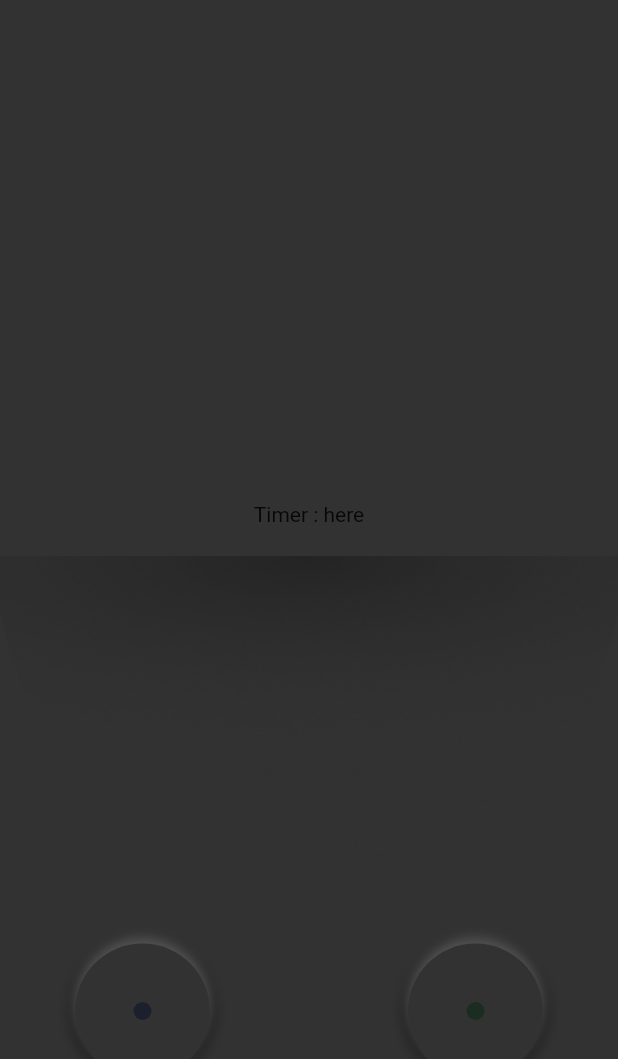
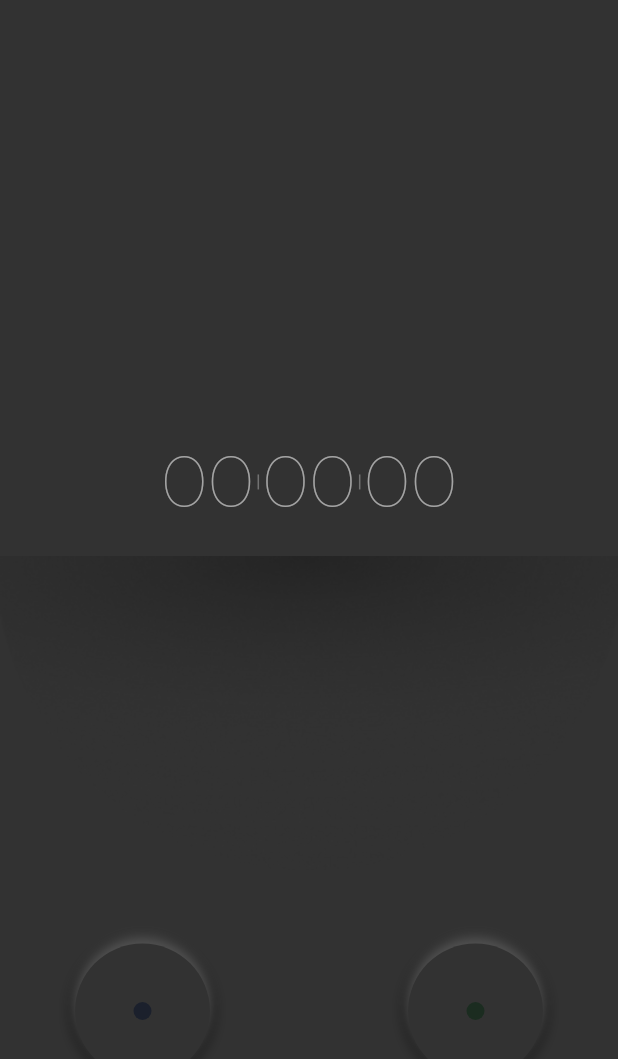
Before and after one commit to MbIXjkee/flutter-webinar-tracker, a Flutter app: the screen it shows after launch, on a phone screen of 412 x 824 dp. Shown: the top 1059 px of the screen. Run offline on Flutter 3.47's test engine with Material 2 defaults, Android fonts, the phone set to English and light mode, and no system bars.

Commit message:
Timer ready

```diff
--- a/tracker/lib/ui/screen/timer_screen.dart
+++ b/tracker/lib/ui/screen/timer_screen.dart
@@ -1,9 +1,11 @@
 import 'package:flutter/cupertino.dart';
 import 'package:flutter/material.dart';
+import 'package:tracker/domain/timer.dart';
 import 'package:tracker/logic/timer_bloc.dart';
 import 'package:tracker/ui/res/assets.dart';
 import 'package:tracker/ui/res/colors.dart';
 import 'package:tracker/ui/widget/timer-button.dart';
+import 'package:tracker/ui/widget/timer-widget.dart';
 
 /// Screen with timers
 class TimerScreen extends StatefulWidget {
@@ -116,7 +118,15 @@ class _TimerScreenState extends State<TimerScreen> {
   }
 
   Widget _buildTimer() {
-    return Text("Timer : here");
+    var currentTimer = widget.timerBloc.current;
+    return StreamBuilder(
+      key: ObjectKey(currentTimer),
+      stream: currentTimer.onUpdateStream,
+      builder: (context, AsyncSnapshot<TimerDataProvider> snapshot) =>
+          TimerWidget(
+        timerData: snapshot.data,
+      ),
+    );
   }
 
   void _firstPressed() {
--- /dev/null
+++ b/tracker/lib/ui/widget/timer-widget.dart
@@ -0,0 +1,61 @@
+import 'package:flutter/cupertino.dart';
+import 'package:intl/intl.dart';
+import 'package:tracker/domain/timer.dart';
+import 'package:tracker/ui/res/colors.dart';
+
+class TimerWidget extends StatefulWidget {
+  final TimerDataProvider timerData;
+
+  const TimerWidget({
+    Key key,
+    @required this.timerData,
+  }) : super(key: key);
+
+  @override
+  _TimerWidgetState createState() => _TimerWidgetState();
+}
+
+class _TimerWidgetState extends State<TimerWidget> {
+  final _format = NumberFormat('00');
+
+  @override
+  Widget build(BuildContext context) {
+    var data = widget.timerData;
+    var h = data?.hours ?? 0;
+    var m = data?.minutes ?? 0;
+    var s = data?.seconds ?? 0;
+    return Row(
+      mainAxisAlignment: MainAxisAlignment.center,
+      children: <Widget>[
+        _buildBlock(h),
+        buildDivider(),
+        _buildBlock(m),
+        buildDivider(),
+        _buildBlock(s),
+      ],
+    );
+  }
+
+  Widget _buildBlock(int value) {
+    return Text(
+      _format.format(value),
+      style: TextStyle(
+        fontFamily: 'Montserrat',
+        color: timerTextColor,
+        fontSize: 48,
+        fontWeight: value > 0 ? FontWeight.w300 : FontWeight.w200,
+      ),
+    );
+  }
+
+  Widget buildDivider() {
+    return Padding(
+      padding: const EdgeInsets.symmetric(horizontal: 2),
+      child: Container(
+        width: 1,
+        height: 10,
+        color: timerDividerColor,
+      ),
+    );
+  }
+}
```
